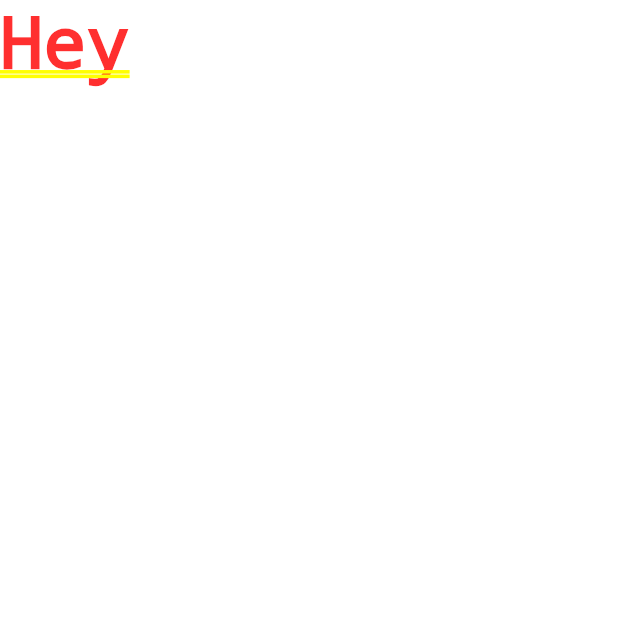
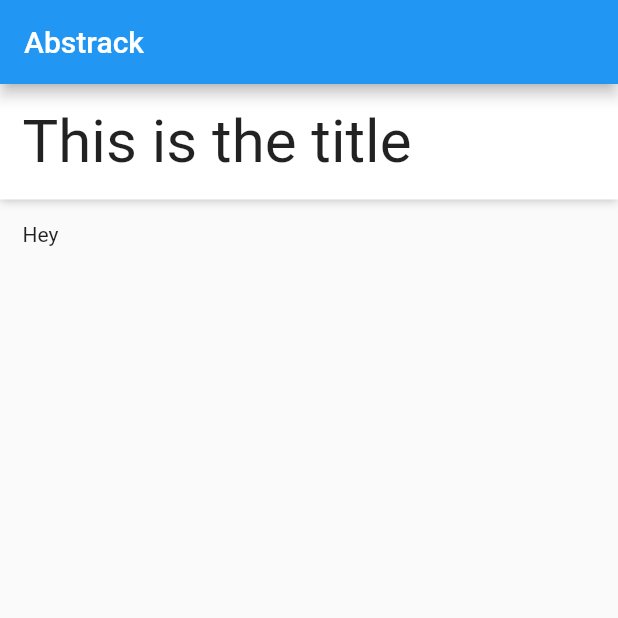
Before and after one commit to NickBrooks/FlashBot.Flutter, a Flutter app: the screen it shows after launch, on a phone screen of 412 x 824 dp, the top half of it. Run offline on Flutter 3.47's test engine with Material 2 defaults, Android fonts, the phone set to English and light mode, and no system bars; our stand-ins replace flutter_redux, redux.

Commit message:
have a home

```diff
--- a/lib/main.dart
+++ b/lib/main.dart
@@ -18,12 +18,47 @@ class AbstrackApp extends StatelessWidget {
     return new StoreProvider(
       store: store,
       child: new MaterialApp(
-          title: "Abstrack",
-          theme: new ThemeData.dark(),
+          theme: new ThemeData.light(),
           routes: <String, WidgetBuilder>{
-            AbstrackRoutes.home: (context) => new Text("Hey")
+            AbstrackRoutes.home: (context) => new Home(title: "Abstrack")
           }),
     );
+  }
+}
+
+class Home extends StatefulWidget {
+  Home({Key key, this.title}) : super(key: key);
+
+  final String title;
+
+  @override
+  _HomeState createState() => new _HomeState();
+}
+
+class _HomeState extends State<Home> {
+  @override
+  Widget build(BuildContext context) {
+    return new Scaffold(
+        appBar: new AppBar(
+          title: new Text(widget.title),
+        ),
+        body: new Material(
+            child: new ListView(
+          children: <Widget>[
+            new Container(
+                padding: new EdgeInsets.all(15.0),
+                decoration: new BoxDecoration(color: Colors.white, boxShadow: [
+                  new BoxShadow(
+                    color: Colors.black26,
+                    blurRadius: 5.0,
+                  ),
+                ]),
+                child: new Text("This is the title",
+                    style: new TextStyle(fontSize: 40.0))),
+            new Padding(
+                padding: new EdgeInsets.all(15.0), child: new Text("Hey"))
+          ],
+        )));
   }
 }
 
```
